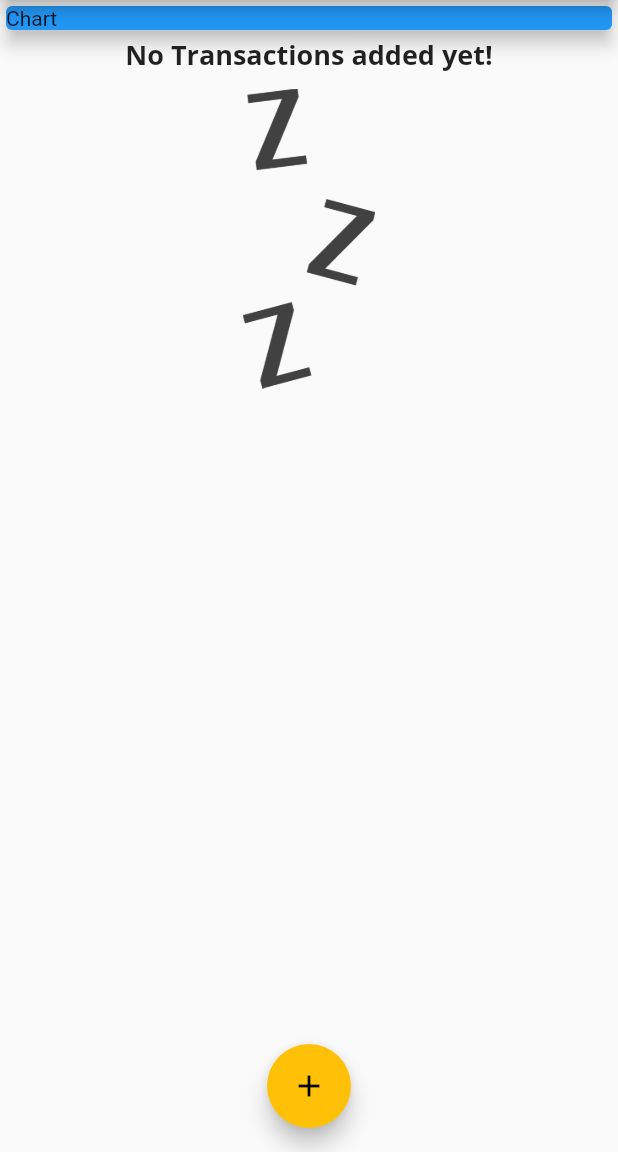
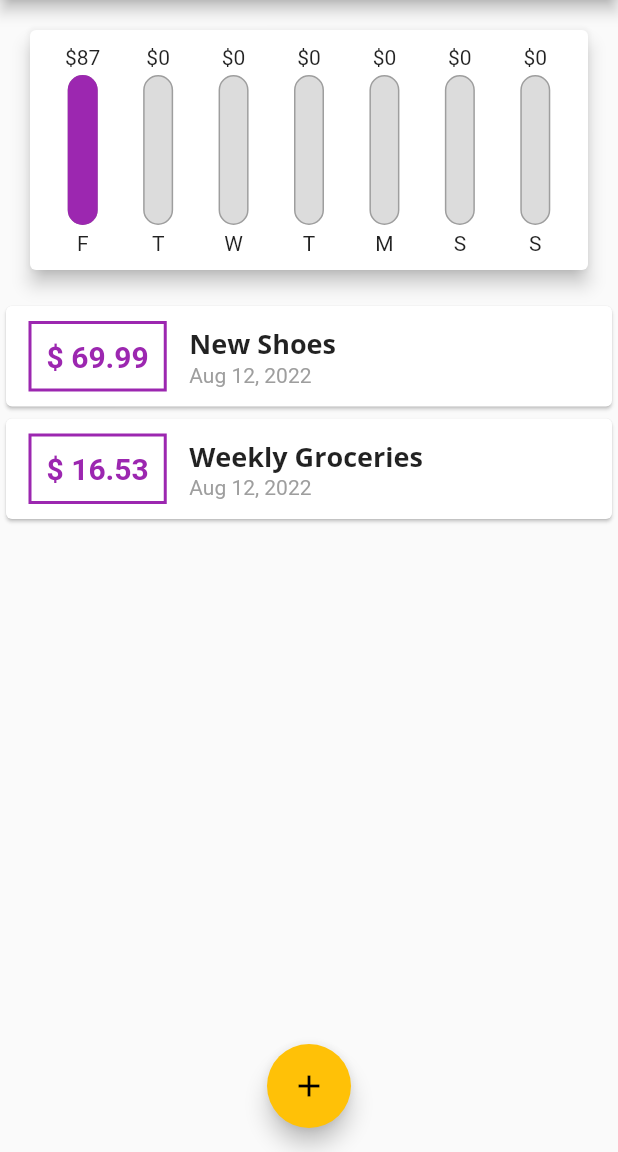
Before and after one commit to n3k00/learning_lessons, a Flutter app: the screen it shows after launch, on a phone screen of 412 x 824 dp, the part 84-1236 px from its top. Run offline on Flutter 3.47's test engine with Material 2 defaults, Android fonts, the phone set to English and light mode, and no system bars; missing offline and left inert: dart:ffi.

Commit message:
chart and chart bar

```diff
--- a/personal_expenses/lib/main.dart
+++ b/personal_expenses/lib/main.dart
@@ -1,5 +1,6 @@
 import 'package:flutter/material.dart';
 import 'package:personal_expenses/models/transaction.dart';
+import 'package:personal_expenses/widgets/chart.dart';
 import 'package:personal_expenses/widgets/new_transaction.dart';
 import 'package:personal_expenses/widgets/transaction_list.dart';
 
@@ -48,7 +49,7 @@ class MyHomePage extends StatefulWidget {
 
 class _MyHomePageState extends State<MyHomePage> {
   final List<Transaction> _userTransactions = [
-    /*
+
     Transaction(
       id: "t1",
       title: "New Shoes",
@@ -61,8 +62,6 @@ class _MyHomePageState extends State<MyHomePage> {
       amount: 16.53,
       date: DateTime.now(),
     ),
-
-     */
   ];
 
   void _addNewTransaction(String txTitle, double txAmount) {
@@ -88,6 +87,16 @@ class _MyHomePageState extends State<MyHomePage> {
         });
   }
 
+  List<Transaction> get _recentTransaction {
+    return _userTransactions.where((tx) {
+      return tx.date.isAfter(
+        DateTime.now().subtract(
+          Duration(days: 7),
+        ),
+      );
+    }).toList();
+  }
+
   @override
   Widget build(BuildContext context) {
     return Scaffold(
@@ -107,14 +116,7 @@ class _MyHomePageState extends State<MyHomePage> {
           //mainAxisAlignment: MainAxisAlignment.spaceAround,
           crossAxisAlignment: CrossAxisAlignment.stretch,
           children: [
-            Container(
-              width: double.infinity,
-              child: Card(
-                elevation: 5,
-                color: Colors.blue,
-                child: Text('Chart'),
-              ),
-            ),
+            Chart(_recentTransaction),
             TransactionList(_userTransactions),
           ],
         ),
--- /dev/null
+++ b/personal_expenses/lib/widgets/chart.dart
@@ -0,0 +1,63 @@
+import 'package:flutter/material.dart';
+import 'package:intl/intl.dart';
+import 'package:personal_expenses/models/transaction.dart';
+import 'package:personal_expenses/widgets/chart_bar.dart';
+
+class Chart extends StatelessWidget {
+  final List<Transaction> recentTransaction;
+
+  Chart(this.recentTransaction);
+
+  List<Map<String, Object>> get groupTransactionValue {
+    return List.generate(7, (index) {
+      final weekDay = DateTime.now().subtract(
+        Duration(days: index),
+      );
+      var totalSum = 0.0;
+      for (int i = 0; i < recentTransaction.length; i++) {
+        if (recentTransaction[i].date.day == weekDay.day &&
+            recentTransaction[i].date.month == weekDay.month &&
+            recentTransaction[i].date.year == weekDay.year) {
+          totalSum += recentTransaction[i].amount;
+        }
+      }
+
+      print(DateFormat.E().format(weekDay));
+      print(totalSum);
+
+      return {
+        'day': DateFormat.E().format(weekDay).substring(0, 1),
+        'amount': totalSum
+      };
+    });
+  }
+
+  double get totalSpending {
+    return groupTransactionValue.fold(0.0, (sum, item) => sum + (item['amount'] as double));
+  }
+
+  @override
+  Widget build(BuildContext context) {
+    print(groupTransactionValue);
+    return Card(
+      elevation: 5,
+      margin: EdgeInsets.all(20),
+      child: Padding(
+        padding: EdgeInsets.all(10),
+        child: Row(
+          mainAxisAlignment: MainAxisAlignment.spaceAround,
+          children: groupTransactionValue.map((data) {
+            return Flexible(
+              fit: FlexFit.tight,
+              child: ChartBar(
+                data['day'].toString(),
+                data['amount'] as double,
+                totalSpending== 0.0 ? 0.0 : (data['amount'] as double) / totalSpending,
+              ),
+            );
+          }).toList(),
+        ),
+      ),
+    );
+  }
+}
--- /dev/null
+++ b/personal_expenses/lib/widgets/chart_bar.dart
@@ -0,0 +1,45 @@
+import 'package:flutter/material.dart';
+
+class ChartBar extends StatelessWidget {
+  final String label;
+  final double spendingAmount;
+  final double spendingPctofTotal;
+
+  ChartBar(this.label, this.spendingAmount, this.spendingPctofTotal);
+
+  @override
+  Widget build(BuildContext context) {
+    return Column(
+      children: [
+        FittedBox(child: Text('\$${spendingAmount.toStringAsFixed(0)}')),
+        SizedBox(height: 4),
+        Container(
+          height: 100,
+          width: 20,
+          child: Stack(
+            children: [
+               Container(
+                 decoration: BoxDecoration(
+                   border: Border.all(color: Colors.grey,width: 1.0),
+                   color: Color.fromRGBO(220, 220, 220, 1.0),
+                    borderRadius: BorderRadius.circular(20),
+                 ),
+               ),
+              FractionallySizedBox(
+                heightFactor: spendingPctofTotal,
+                child: Container(
+                  decoration: BoxDecoration(
+                    color: Theme.of(context).primaryColor,
+                    borderRadius: BorderRadius.circular(20)
+                  ),
+                ),
+              )
+            ],
+          ),
+        ),
+        SizedBox(height: 4,),
+        Text(label),
+      ],
+    );
+  }
+}
```
